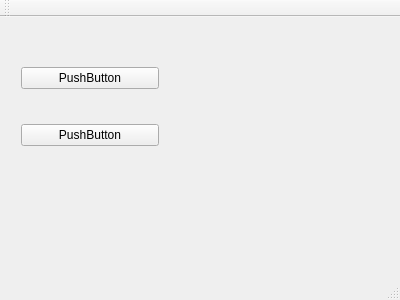
Old version of the form mainwindow.ui in the repository fabriziocasati/Clue.
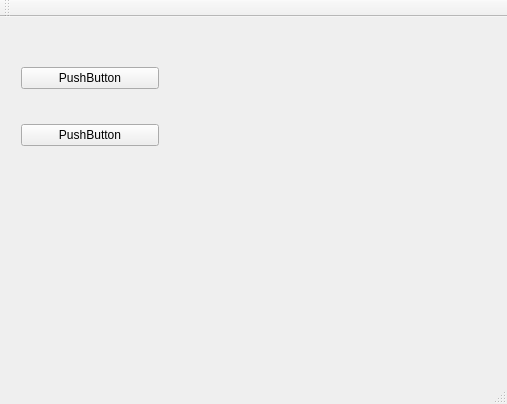
New version of the form.

```diff
--- a/mainwindow.ui
+++ b/mainwindow.ui
@@ -6,8 +6,8 @@
    <rect>
     <x>0</x>
     <y>0</y>
-    <width>400</width>
-    <height>300</height>
+    <width>507</width>
+    <height>404</height>
    </rect>
   </property>
   <property name="windowTitle">
```
Left out of the diff: 4 changed lines with no effect on the pictures.
